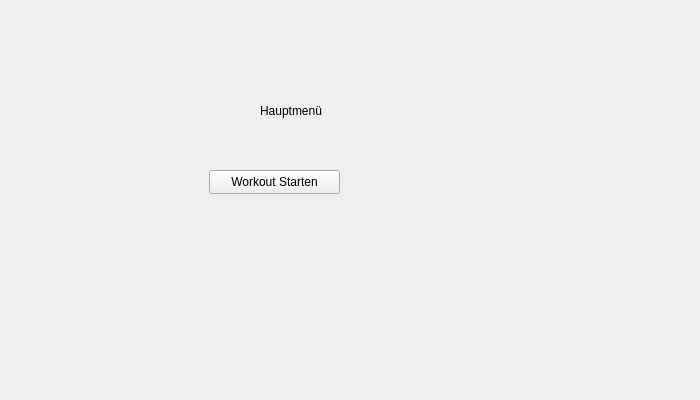
Above: mainwindow.ui from RoeschFlo/yoga_app before the change. Below: the same form after it.
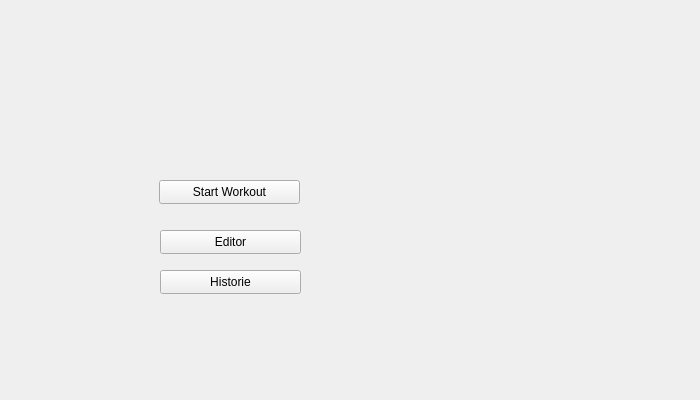
That is the form after the change.

Diff of the .ui file:
```diff
--- a/mainwindow.ui
+++ b/mainwindow.ui
@@ -17,37 +17,50 @@
    <widget class="QStackedWidget" name="stackedWidget">
     <property name="geometry">
      <rect>
-      <x>90</x>
-      <y>20</y>
-      <width>481</width>
-      <height>211</height>
+      <x>50</x>
+      <y>60</y>
+      <width>471</width>
+      <height>271</height>
      </rect>
     </property>
     <widget class="QWidget" name="page">
-     <widget class="QLabel" name="label">
-      <property name="geometry">
-       <rect>
-        <x>170</x>
-        <y>60</y>
-        <width>121</width>
-        <height>61</height>
-       </rect>
-      </property>
-      <property name="text">
-       <string>Hauptmenü</string>
-      </property>
-     </widget>
      <widget class="QPushButton" name="pbtn_start_workout">
       <property name="geometry">
        <rect>
-        <x>119</x>
-        <y>150</y>
-        <width>131</width>
+        <x>109</x>
+        <y>120</y>
+        <width>141</width>
         <height>24</height>
        </rect>
       </property>
       <property name="text">
-       <string>Workout Starten</string>
+       <string>Start Workout</string>
+      </property>
+     </widget>
+     <widget class="QPushButton" name="pbnt_historie">
+      <property name="geometry">
+       <rect>
+        <x>110</x>
+        <y>210</y>
+        <width>141</width>
+        <height>24</height>
+       </rect>
+      </property>
+      <property name="text">
+       <string>Historie</string>
+      </property>
+     </widget>
+     <widget class="QPushButton" name="pbtn_editor">
+      <property name="geometry">
+       <rect>
+        <x>110</x>
+        <y>170</y>
+        <width>141</width>
+        <height>24</height>
+       </rect>
+      </property>
+      <property name="text">
+       <string>Editor</string>
       </property>
      </widget>
     </widget>
```
